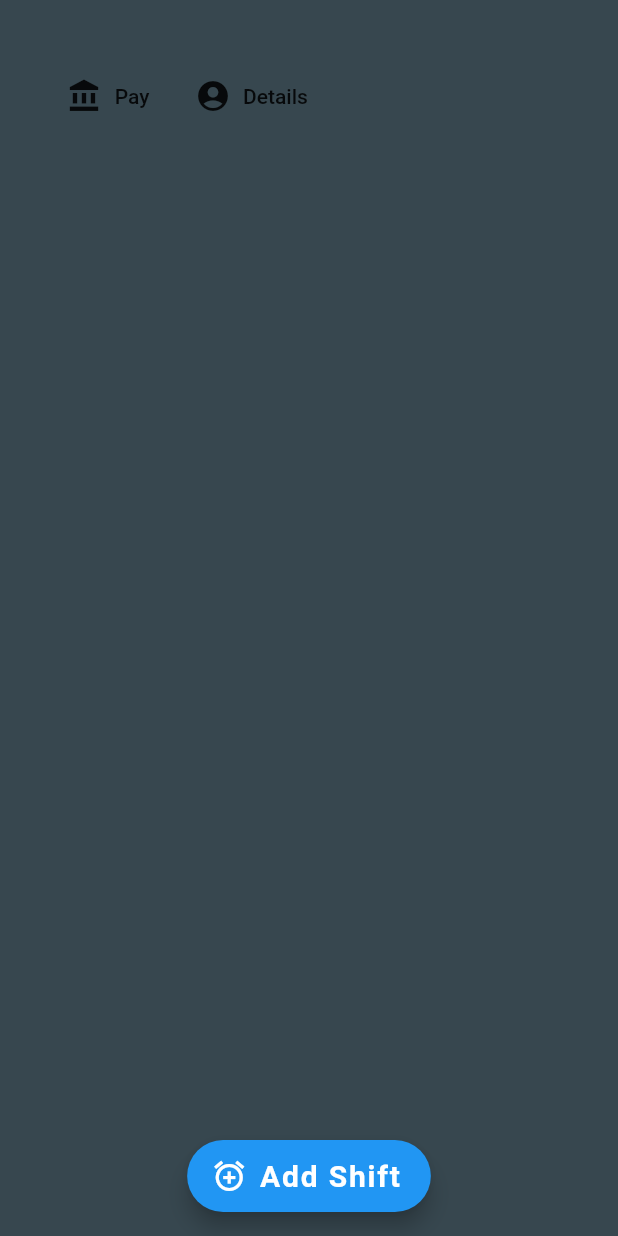
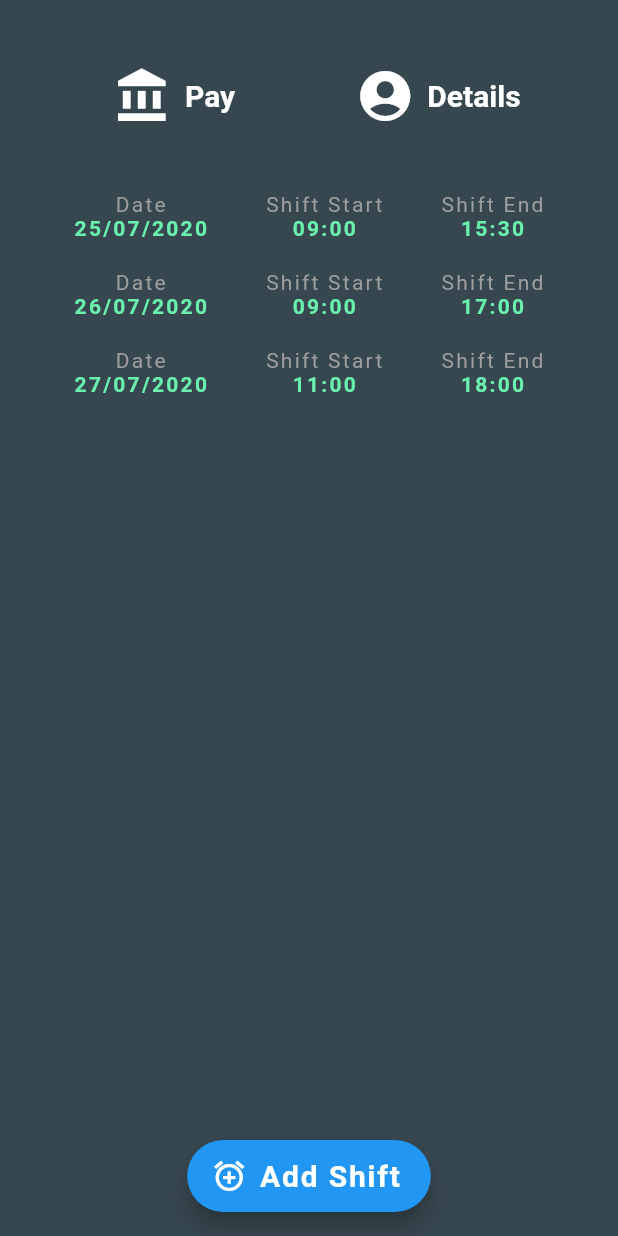
Before and after one commit to JPunch/ShiftHoursApp, a Flutter app: the screen it shows after launch, on a phone screen of 412 x 824 dp. Run offline on Flutter 3.47's test engine with Material 2 defaults, Android fonts, the phone set to English and light mode, and no system bars; our stand-ins replace flutter_datetime_picker, fluttertoast.

Commit message:
routes set

```diff
--- a/lib/pages/calculation.dart
+++ b/lib/pages/calculation.dart
@@ -23,6 +23,13 @@ class _CalculationState extends State<Calculation> {
   @override
   Widget build(BuildContext context) {
     return Scaffold(
+      appBar: AppBar(
+        backgroundColor: Colors.blueGrey[600],
+        title: Text(
+          "Get that PAY",
+          textAlign: TextAlign.center,
+        ),
+      ),
       backgroundColor: Colors.blueGrey[800],
       body: Padding(
         padding: const EdgeInsets.fromLTRB(10, 20, 10, 10),
@@ -32,7 +39,7 @@ class _CalculationState extends State<Calculation> {
             children: <Widget>[
               // Text("Calculation page", style: TextStyle(fontSize: 25, color: Colors.white)),
               SizedBox(
-                height: 100,
+                height: 50,
               ),
               Row(
                 mainAxisAlignment: MainAxisAlignment.spaceEvenly,
--- a/lib/pages/home.dart
+++ b/lib/pages/home.dart
@@ -36,43 +36,65 @@ class _HomeState extends State<Home> {
 
   final TextStyle temp =
       TextStyle(fontSize: 20, fontWeight: FontWeight.bold, color: Colors.white);
+  final TextStyle header = TextStyle();
 
   @override
   Widget build(BuildContext context) {
     // print("second page made it brah");
     List<Widget> shiftls = List();
+    shiftls.add(SizedBox(height: 20));
     for (var i = 0; i < shifts.length; i++) {
+      shiftls.add(SizedBox(
+        height: 20,
+      ));
       shiftls.add(shifts[i]);
-      // shiftls.add(SizedBox(
-      //   height: 20,
-      // ));
     }
+    // print(shiftls);
     return Scaffold(
       backgroundColor: Colors.blueGrey[800],
       body: Padding(
           padding: EdgeInsets.fromLTRB(30, 40, 30, 40),
           child: Column(
-            children: [
+              children: wrap(
                   Row(
                     children: [
-                  FlatButton.icon(
+                      Expanded(
+                        child: FlatButton.icon(
                             onPressed: () async {
                               Navigator.pushNamed(context, "/calculation",
                                   arguments: data);
                               //go to calculation page maybe await response
                             },
-                      icon: Icon(Icons.account_balance_sharp),
-                      label: Text("Pay")),
-                  FlatButton.icon(
+                            icon: Icon(
+                              Icons.account_balance_sharp,
+                              color: Colors.white,
+                              size: 40,
+                            ),
+                            label: Text(
+                              "Pay",
+                              style: temp,
+                            )),
+                      ),
+                      Expanded(
+                        child: FlatButton.icon(
                             onPressed: () async {
                               Navigator.pushNamed(context, "/details");
                               //go to details page and await response to add details to map
                             },
-                      icon: Icon(Icons.account_circle_sharp),
-                      label: Text("Details"))
+                            icon: Icon(
+                              Icons.account_circle_sharp,
+                              color: Colors.white,
+                              size: 40,
+                            ),
+                            label: Text(
+                              "Details",
+                              style: temp,
+                            )),
+                      )
                     ],
+                    mainAxisAlignment: MainAxisAlignment.spaceAround,
                   ),
-
+                  shiftls))
           // ListView.builder(
           //     itemCount: shiftls.length,
           //     itemBuilder: (context, index) {
@@ -94,8 +116,7 @@ class _HomeState extends State<Home> {
           //           ),
           //           child: shift);
           //     }),
-            ],
-          )),
+          ),
       floatingActionButtonLocation: FloatingActionButtonLocation.centerFloat,
       floatingActionButton: FloatingActionButton.extended(
         icon: Icon(Icons.add_alarm),
@@ -197,4 +218,9 @@ class _HomeState extends State<Home> {
         backgroundColor: Colors.cyanAccent[500],
         timeInSecForIosWeb: 3);
   }
+
+  static List<Widget> wrap(Widget row1, List<Widget> widgeLs) {
+    widgeLs.insert(0, row1);
+    return widgeLs;
   }
+}
```
Lines whose indentation alone changed are shown as unchanged.
